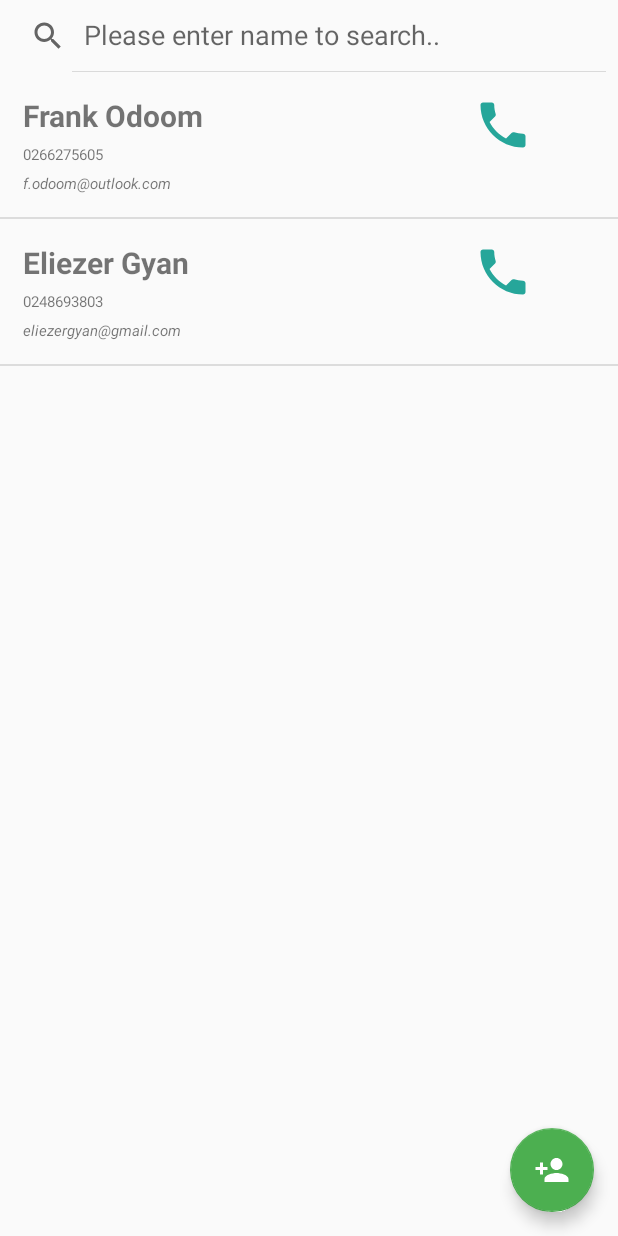
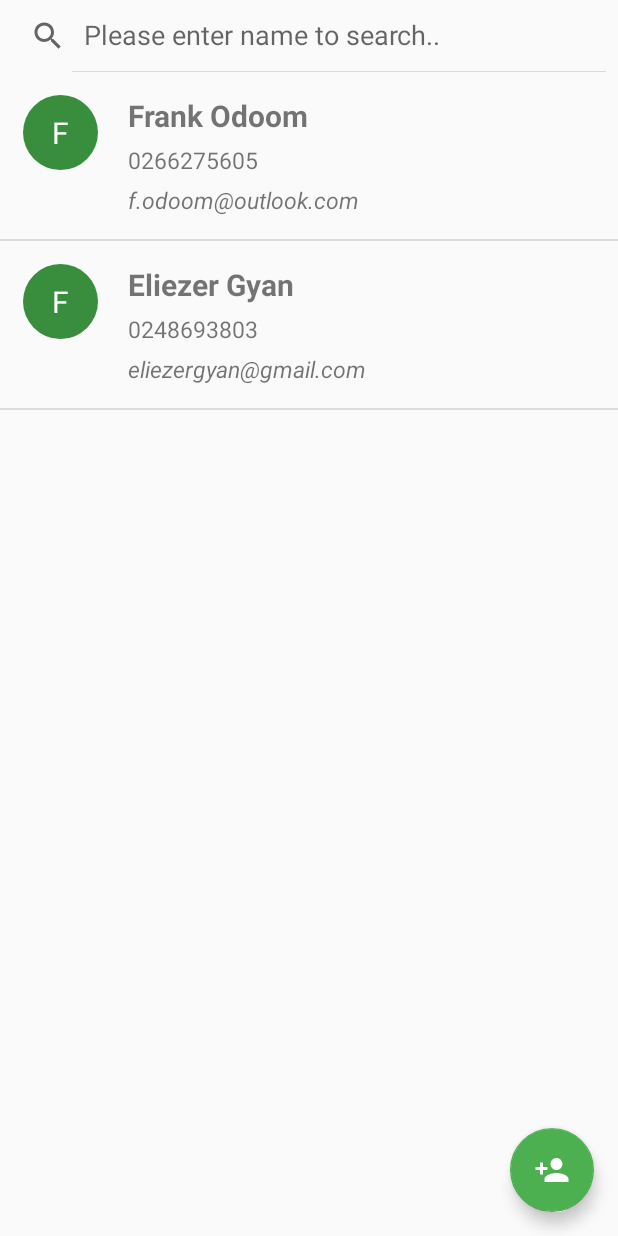
Before and after one commit to frankodoom/PhonebookLite, an Android app: the MainActivity screen opened directly, with no data from a screen before it, on a phone screen of 412 x 824 dp. Run offline under Robolectric (Android 15) with nearby library versions, the phone set to English and light mode, and no system bars.

```diff
--- a/app/src/main/java/net/accedegh/studentregistration/adapters/StudentRecyclerAdapter.java
+++ b/app/src/main/java/net/accedegh/studentregistration/adapters/StudentRecyclerAdapter.java
@@ -61,5 +61,4 @@ public class StudentRecyclerAdapter extends RecyclerView.Adapter<StudentRecycler
         return studentList.size();
     }
 
-
 }
--- a/app/src/main/java/net/accedegh/studentregistration/models/Vehicles.java
+++ /dev/null
@@ -1,6 +0,0 @@
-package net.accedegh.studentregistration.models;
-
-public class Vehicles {
-
-
-}
--- /dev/null
+++ b/app/src/main/res/drawable/caller_id.xml
@@ -0,0 +1,12 @@
+<?xml version="1.0" encoding="utf-8"?>
+<shape
+    xmlns:android="http://schemas.android.com/apk/res/android"
+    android:shape="oval">
+
+    <solid
+        android:color="@color/colorPrimaryDark"/>
+
+    <size
+        android:width="150dp"
+        android:height="150dp"/>
+</shape>
--- a/app/src/main/res/drawable/ic_phone_black2_24dp.xml
+++ b/app/src/main/res/drawable/ic_phone_black2_24dp.xml
@@ -1,5 +1,5 @@
-<vector android:height="40dp" android:tint="#26A69A"
+<vector android:height="30dp" android:tint="#26A69A"
     android:viewportHeight="24.0" android:viewportWidth="24.0"
-    android:width="40dp" xmlns:android="http://schemas.android.com/apk/res/android">
+    android:width="30dp" xmlns:android="http://schemas.android.com/apk/res/android">
     <path android:fillColor="#FF000000" android:pathData="M6.62,10.79c1.44,2.83 3.76,5.14 6.59,6.59l2.2,-2.2c0.27,-0.27 0.67,-0.36 1.02,-0.24 1.12,0.37 2.33,0.57 3.57,0.57 0.55,0 1,0.45 1,1V20c0,0.55 -0.45,1 -1,1 -9.39,0 -17,-7.61 -17,-17 0,-0.55 0.45,-1 1,-1h3.5c0.55,0 1,0.45 1,1 0,1.25 0.2,2.45 0.57,3.57 0.11,0.35 0.03,0.74 -0.25,1.02l-2.2,2.2z"/>
 </vector>
--- a/app/src/main/res/layout/studentlist_row.xml
+++ b/app/src/main/res/layout/studentlist_row.xml
@@ -3,6 +3,23 @@
     android:layout_width="match_parent"
     android:padding="15dp"
     android:layout_height="match_parent">
+
+    <TextView
+       android:id="@+id/callerId"
+        android:text="F"
+        android:textAlignment="center"
+        android:gravity="center_vertical"
+        android:textColor="@color/colorWhite"
+        android:textSize="20dp"
+        android:layout_width="50dp"
+        android:layout_height="50dp"
+        android:background="@drawable/caller_id"/>
+
+   <RelativeLayout
+    android:paddingLeft="20dp"
+    android:layout_toRightOf="@+id/callerId"
+    android:layout_width="wrap_content"
+    android:layout_height="wrap_content">
 
  <TextView
      android:layout_below="@id/Name"
@@ -17,7 +34,7 @@
         android:id="@+id/Phone"
         android:layout_below="@id/Name"
         android:layout_marginTop="5dp"
-        android:textSize="10sp"
+        android:textSize="15sp"
         android:text="@string/student_phone"
         android:layout_width="300dp"
         android:layout_height="wrap_content" />
@@ -26,18 +43,19 @@
         android:id="@+id/Email"
         android:layout_marginTop="5dp"
         android:layout_below="@id/Phone"
-        android:textSize="10sp"
+        android:textSize="15sp"
         android:textStyle="italic"
         android:text="@string/student_email"
         android:layout_width="match_parent"
         android:layout_height="wrap_content" />
 
-    <ImageView
+<!--    <ImageView
         android:id="@+id/dial"
-        android:layout_toRightOf="@id/Phone"
         android:background="@drawable/ic_phone_black2_24dp"
         android:layout_width="wrap_content"
         android:focusable="false"
         android:clickable="false"
-        android:layout_height="wrap_content"/>
+        android:layout_height="wrap_content"/>-->
+
 </RelativeLayout>
+</RelativeLayout>
```
Also changed, not shown: app/src/main/java/AndroidAdapter.java (deleted, +0 -61 lines), app/src/main/java/net/accedegh/studentregistration/activities/ConatctsList.java (+17 -4 lines), app/src/main/java/net/accedegh/studentregistration/adapters/ContactCursorAdapter.java (+11 -0 lines), app/src/main/java/net/accedegh/studentregistration/models/AndroidVersion.java (deleted, +0 -40 lines), app/src/main/java/net/accedegh/studentregistration/models/StudentDbHelper.java (+6 -3 lines).
